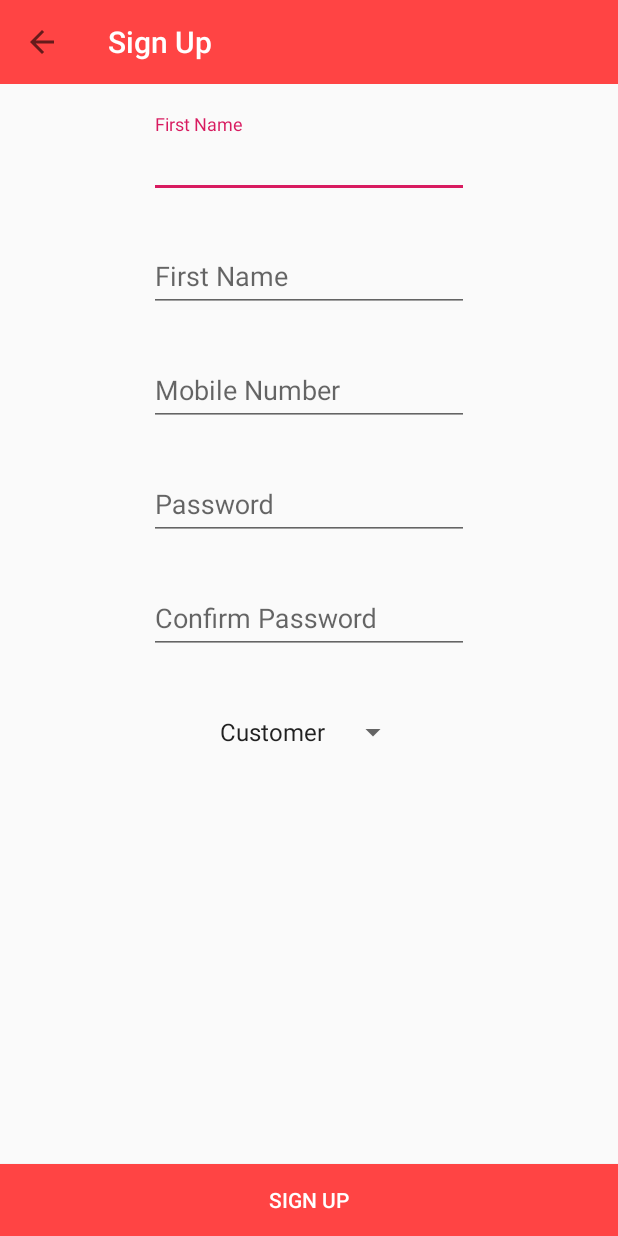
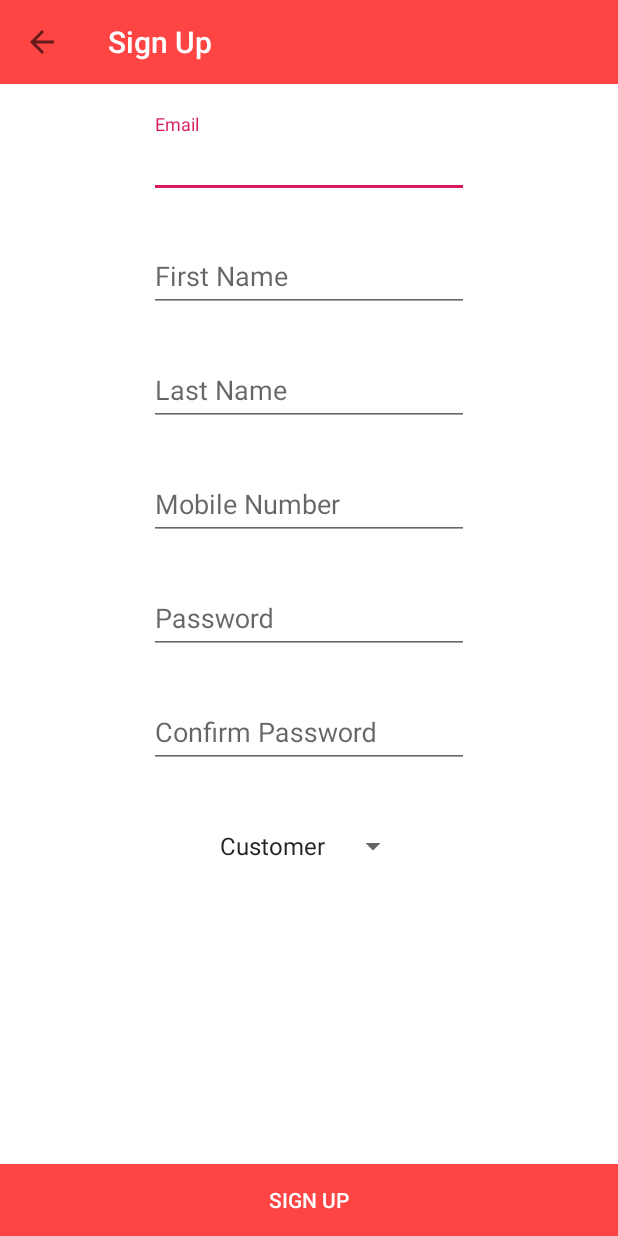
Before and after one commit to ahmadabdall13/OSRS, an Android app: the SignUpActivity screen opened directly, with no data from a screen before it, on a phone screen of 412 x 824 dp. Run offline under Robolectric (Android 15) with nearby library versions, the phone set to English and light mode, and no system bars; network calls fail.

Commit message:
ahmad new

```diff
--- a/app/src/main/java/com/example/osrs/activities/LoginActivity.kt
+++ b/app/src/main/java/com/example/osrs/activities/LoginActivity.kt
@@ -63,9 +63,7 @@ class LoginActivity : AppCompatActivity() {
 
         logInBTN.setOnClickListener {
 
-            val emailAddress = emailAddressET.text.toString()
-            val password = passwordET.text.toString()
-            ServiceVolley().login(emailAddress,password,this)
+            ServiceVolley().login( emailAddressET.text.toString(),passwordET.text.toString(),this)
 
         } // end logInBTN.setOnClickListener
 
--- a/app/src/main/java/com/example/osrs/services/ServiceInterface.kt
+++ b/app/src/main/java/com/example/osrs/services/ServiceInterface.kt
@@ -7,4 +7,6 @@ interface ServiceInterface {
 
     fun login(Email:String,Password:String,context: Context)
 
+    fun singUp(Email:String,Password:String,FirstName:String,LastName:String,MobileNumber:String,UserType:Int,context: Context)
+
 } // end ServiceInterface
--- a/app/src/main/res/layout/activity_add_product.xml
+++ b/app/src/main/res/layout/activity_add_product.xml
@@ -1,7 +1,8 @@
 <?xml version="1.0" encoding="utf-8"?>
 
 <ScrollView xmlns:android="http://schemas.android.com/apk/res/android"
-            xmlns:tools="http://schemas.android.com/tools" android:layout_width="fill_parent"
+            xmlns:tools="http://schemas.android.com/tools"
+            android:layout_width="fill_parent"
             android:layout_height="fill_parent"
             android:fillViewport="true"
             android:background="@android:color/background_light"
--- a/app/src/main/res/layout/activity_sign_up.xml
+++ b/app/src/main/res/layout/activity_sign_up.xml
@@ -1,12 +1,19 @@
 <?xml version="1.0" encoding="utf-8"?>
 
+
+<ScrollView xmlns:android="http://schemas.android.com/apk/res/android"
+            xmlns:tools="http://schemas.android.com/tools"
+            android:layout_width="fill_parent"
+            android:layout_height="fill_parent"
+            android:fillViewport="true"
+            android:background="@android:color/background_light"
+            tools:ignore="ScrollViewCount">
 <RelativeLayout
         xmlns:android="http://schemas.android.com/apk/res/android"
         xmlns:tools="http://schemas.android.com/tools"
         xmlns:app="http://schemas.android.com/apk/res-auto"
         android:layout_width="match_parent"
-        android:layout_height="match_parent"
-        android:layout_centerHorizontal="true"
+        android:layout_height="wrap_content"
         tools:context=".activities.SignUpActivity">
 
 
@@ -21,7 +28,6 @@
             android:id="@+id/sp_toolbar"
     >    </android.support.v7.widget.Toolbar>
 
-
     <android.support.design.widget.TextInputLayout
             android:layout_width="wrap_content"
             android:layout_height="wrap_content"
@@ -29,10 +35,32 @@
             android:layout_centerHorizontal="true"
             android:layout_gravity="center_vertical"
             android:layout_marginTop="20dp"
+            android:id="@+id/frame"
+    >
+        <EditText
+                android:id="@+id/signUpEmailAddressET"
+                android:layout_width="wrap_content"
+                android:layout_height="wrap_content"
+                android:ems="10"
+                android:hint="@string/email"
+                android:autofillHints="no"
+                tools:ignore="UnusedAttribute"
+                android:inputType="textEmailAddress"/>
+
+    </android.support.design.widget.TextInputLayout>
+
+
+    <android.support.design.widget.TextInputLayout
+            android:layout_width="wrap_content"
+            android:layout_height="wrap_content"
+            android:layout_below="@+id/frame"
+            android:layout_centerHorizontal="true"
+            android:layout_gravity="center_vertical"
+            android:layout_marginTop="20dp"
             android:id="@+id/frame1"
     >
         <EditText
-                android:id="@+id/sp_first_name"
+                android:id="@+id/firstNameET"
                 android:layout_width="wrap_content"
                 android:layout_height="wrap_content"
                 android:ems="10"
@@ -54,11 +82,11 @@
             android:layout_gravity="center_horizontal"
     >
         <EditText
-                android:id="@+id/sp_last_name"
+                android:id="@+id/lastNameET"
                 android:layout_width="wrap_content"
                 android:layout_height="wrap_content"
                 android:ems="10"
-                android:hint="@string/first_name"
+                android:hint="@string/last_name"
                 android:autofillHints="no"
                 tools:ignore="UnusedAttribute"
                 android:inputType="text"/>
@@ -76,14 +104,14 @@
             android:layout_gravity="center_horizontal"
     >
         <EditText
-                android:id="@+id/sp_mobile_number"
+                android:id="@+id/mobileNumberET"
                 android:layout_width="wrap_content"
                 android:layout_height="wrap_content"
                 android:ems="10"
                 android:hint="@string/mobile_number1"
                 android:autofillHints="no"
                 tools:ignore="UnusedAttribute"
-                android:inputType="text"/>
+                android:inputType="number"/>
     </android.support.design.widget.TextInputLayout>
 
     <android.support.design.widget.TextInputLayout
@@ -98,14 +126,14 @@
 
     >
         <EditText
-                android:id="@+id/sp_password"
+                android:id="@+id/signUpPasswordET"
                 android:layout_width="wrap_content"
                 android:layout_height="wrap_content"
                 android:ems="10"
                 android:hint="@string/password"
                 android:autofillHints="no"
                 tools:ignore="UnusedAttribute"
-                android:inputType="text"/>
+                android:inputType="textPassword"/>
     </android.support.design.widget.TextInputLayout>
 
 
@@ -121,14 +149,14 @@
 
     >
         <EditText
-                android:id="@+id/sp_confirm_password"
+                android:id="@+id/confirmPasswordET"
                 android:layout_width="wrap_content"
                 android:layout_height="wrap_content"
                 android:ems="10"
                 android:hint="@string/confirm_password"
                 android:autofillHints="no"
                 tools:ignore="UnusedAttribute"
-                android:inputType="text"/>
+                android:inputType="textPassword"/>
     </android.support.design.widget.TextInputLayout>
 
 
@@ -148,7 +176,7 @@
         <Spinner
         android:layout_width="wrap_content"
         android:layout_height="wrap_content"
-                android:id="@+id/sp_user_type_id"
+                android:id="@+id/userTypeSpinner"
                 android:prompt="@string/user_type"
                 android:entries="@array/user_types"
                 android:layout_marginTop="20dp"
@@ -162,10 +190,11 @@
             android:layout_gravity="bottom|end"
             android:gravity="center"
             android:layout_alignParentBottom="true"
-            android:text="Sign Up"
-            android:id="@+id/sp_btn"
+            android:text="@string/sign_up"
+            android:id="@+id/signUpBTN"
             android:textColor="@android:color/white"
             android:background="@color/colorPrimary"
 
     />
 </RelativeLayout>
+</ScrollView>
```
Also changed, not shown: app/src/main/java/com/example/osrs/activities/SignUpActivity.kt (+60 -4 lines), app/src/main/java/com/example/osrs/services/APIController.kt (+13 -0 lines), app/src/main/java/com/example/osrs/services/ServiceVolley.kt (+51 -4 lines).
